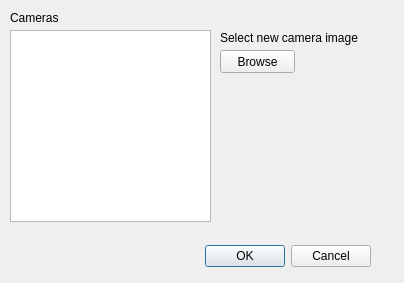
This is Source/cameramanager.ui in AliveTeam/qt-editor as Qt 5 draws it before an edit. The edited form follows.
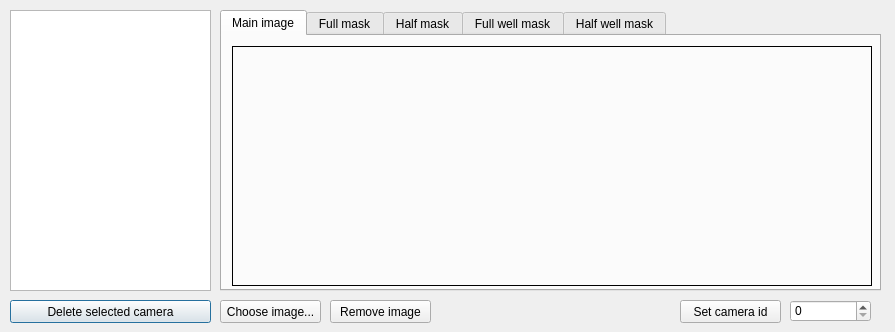
This is the edited form.

```diff
--- a/Source/cameramanager.ui
+++ b/Source/cameramanager.ui
@@ -6,76 +6,261 @@
    <rect>
     <x>0</x>
     <y>0</y>
-    <width>404</width>
-    <height>283</height>
+    <width>895</width>
+    <height>332</height>
    </rect>
   </property>
+  <property name="minimumSize">
+   <size>
+    <width>895</width>
+    <height>332</height>
+   </size>
+  </property>
+  <property name="maximumSize">
+   <size>
+    <width>895</width>
+    <height>332</height>
+   </size>
+  </property>
   <property name="windowTitle">
    <string>Dialog</string>
   </property>
-  <widget class="QDialogButtonBox" name="buttonBox">
-   <property name="geometry">
-    <rect>
-     <x>30</x>
-     <y>240</y>
-     <width>341</width>
-     <height>32</height>
-    </rect>
-   </property>
-   <property name="orientation">
-    <enum>Qt::Horizontal</enum>
-   </property>
-   <property name="standardButtons">
-    <set>QDialogButtonBox::Cancel|QDialogButtonBox::Ok</set>
-   </property>
-  </widget>
-  <widget class="QLabel" name="label">
+  <widget class="QListWidget" name="lstCameras">
    <property name="geometry">
     <rect>
      <x>10</x>
      <y>10</y>
-     <width>61</width>
-     <height>16</height>
+     <width>201</width>
+     <height>281</height>
+    </rect>
+   </property>
+  </widget>
+  <widget class="QPushButton" name="btnDeleteCamera">
+   <property name="geometry">
+    <rect>
+     <x>10</x>
+     <y>300</y>
+     <width>201</width>
+     <height>23</height>
     </rect>
    </property>
    <property name="text">
-    <string>Cameras</string>
-   </property>
-  </widget>
-  <widget class="QListWidget" name="listWidget">
-   <property name="geometry">
-    <rect>
-     <x>10</x>
-     <y>30</y>
-     <width>201</width>
-     <height>192</height>
-    </rect>
+    <string>Delete selected camera</string>
    </property>
   </widget>
   <widget class="QPushButton" name="btnSelectImage">
    <property name="geometry">
     <rect>
      <x>220</x>
-     <y>50</y>
-     <width>75</width>
+     <y>300</y>
+     <width>101</width>
      <height>23</height>
     </rect>
    </property>
    <property name="text">
-    <string>Browse</string>
+    <string>Choose image...</string>
    </property>
   </widget>
-  <widget class="QLabel" name="label_2">
+  <widget class="QPushButton" name="btnDeleteImage">
+   <property name="geometry">
+    <rect>
+     <x>330</x>
+     <y>300</y>
+     <width>101</width>
+     <height>23</height>
+    </rect>
+   </property>
+   <property name="text">
+    <string>Remove image</string>
+   </property>
+  </widget>
+  <widget class="QStackedWidget" name="stackedWidget">
    <property name="geometry">
     <rect>
      <x>220</x>
-     <y>30</y>
-     <width>141</width>
-     <height>16</height>
+     <y>10</y>
+     <width>661</width>
+     <height>291</height>
+    </rect>
+   </property>
+   <property name="currentIndex">
+    <number>1</number>
+   </property>
+   <widget class="QWidget" name="pageSelectCamera">
+    <widget class="QLabel" name="lblSelectCameraToEdit">
+     <property name="geometry">
+      <rect>
+       <x>6</x>
+       <y>140</y>
+       <width>631</width>
+       <height>20</height>
+      </rect>
+     </property>
+     <property name="text">
+      <string>Select a camera to edit it</string>
+     </property>
+     <property name="alignment">
+      <set>Qt::AlignCenter</set>
+     </property>
+    </widget>
+   </widget>
+   <widget class="QWidget" name="pageCameraImages">
+    <widget class="QTabWidget" name="tabWidget">
+     <property name="geometry">
+      <rect>
+       <x>0</x>
+       <y>0</y>
+       <width>661</width>
+       <height>281</height>
+      </rect>
+     </property>
+     <property name="currentIndex">
+      <number>0</number>
+     </property>
+     <widget class="QWidget" name="tabMainImage">
+      <attribute name="title">
+       <string>Main image</string>
+      </attribute>
+      <widget class="QLabel" name="lblMainImage">
+       <property name="geometry">
+        <rect>
+         <x>10</x>
+         <y>10</y>
+         <width>640</width>
+         <height>240</height>
+        </rect>
+       </property>
+       <property name="frameShape">
+        <enum>QFrame::Box</enum>
+       </property>
+       <property name="text">
+        <string/>
+       </property>
+       <property name="scaledContents">
+        <bool>true</bool>
+       </property>
+      </widget>
+     </widget>
+     <widget class="QWidget" name="tabFullMask">
+      <attribute name="title">
+       <string>Full mask</string>
+      </attribute>
+      <widget class="QLabel" name="lblFullMask">
+       <property name="geometry">
+        <rect>
+         <x>10</x>
+         <y>10</y>
+         <width>640</width>
+         <height>240</height>
+        </rect>
+       </property>
+       <property name="frameShape">
+        <enum>QFrame::Box</enum>
+       </property>
+       <property name="text">
+        <string/>
+       </property>
+       <property name="scaledContents">
+        <bool>true</bool>
+       </property>
+      </widget>
+     </widget>
+     <widget class="QWidget" name="tabHalfMask">
+      <attribute name="title">
+       <string>Half mask</string>
+      </attribute>
+      <widget class="QLabel" name="lblHalfMask">
+       <property name="geometry">
+        <rect>
+         <x>10</x>
+         <y>10</y>
+         <width>640</width>
+         <height>240</height>
+        </rect>
+       </property>
+       <property name="frameShape">
+        <enum>QFrame::Box</enum>
+       </property>
+       <property name="text">
+        <string/>
+       </property>
+       <property name="scaledContents">
+        <bool>true</bool>
+       </property>
+      </widget>
+     </widget>
+     <widget class="QWidget" name="tabFullWellMask">
+      <attribute name="title">
+       <string>Full well mask</string>
+      </attribute>
+      <widget class="QLabel" name="lblFullWellMask">
+       <property name="geometry">
+        <rect>
+         <x>10</x>
+         <y>10</y>
+         <width>640</width>
+         <height>240</height>
+        </rect>
+       </property>
+       <property name="frameShape">
+        <enum>QFrame::Box</enum>
+       </property>
+       <property name="text">
+        <string/>
+       </property>
+       <property name="scaledContents">
+        <bool>true</bool>
+       </property>
+      </widget>
+     </widget>
+     <widget class="QWidget" name="tabHalfWellMask">
+      <attribute name="title">
+       <string>Half well mask</string>
+      </attribute>
+      <widget class="QLabel" name="lblHalfWellMask">
+       <property name="geometry">
+        <rect>
+         <x>10</x>
+         <y>10</y>
+         <width>640</width>
+         <height>240</height>
+        </rect>
+       </property>
+       <property name="frameShape">
+        <enum>QFrame::Box</enum>
+       </property>
+       <property name="text">
+        <string/>
+       </property>
+       <property name="scaledContents">
+        <bool>true</bool>
+       </property>
+      </widget>
+     </widget>
+    </widget>
+   </widget>
+  </widget>
+  <widget class="QSpinBox" name="spnCameraId">
+   <property name="geometry">
+    <rect>
+     <x>790</x>
+     <y>300</y>
+     <width>81</width>
+     <height>22</height>
+    </rect>
+   </property>
+  </widget>
+  <widget class="QPushButton" name="btnSetCameraId">
+   <property name="geometry">
+    <rect>
+     <x>680</x>
+     <y>300</y>
+     <width>101</width>
+     <height>23</height>
     </rect>
    </property>
    <property name="text">
-    <string>Select new camera image</string>
+    <string>Set camera id</string>
    </property>
   </widget>
  </widget>
```
Left out of the diff: 37 changed lines with no effect on the pictures.
